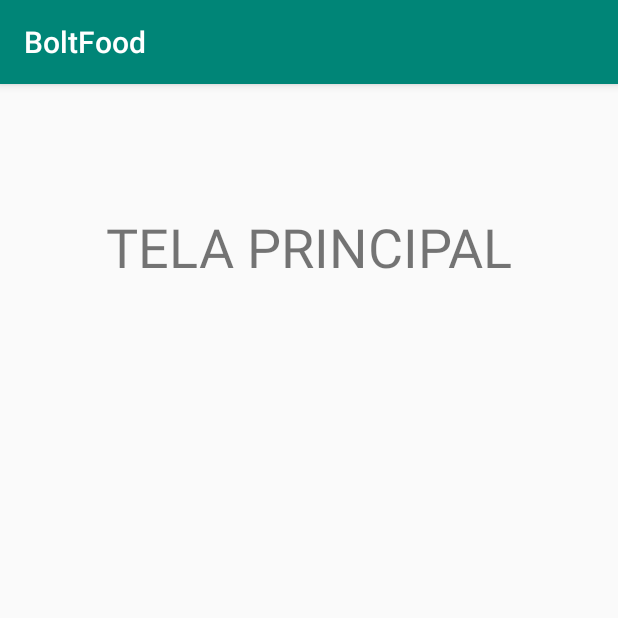
After one commit to BoltFood-Company/BoltFood-Client, an Android app: the principalActivity screen opened directly, with no data from a screen before it, on a phone screen of 412 x 824 dp, the top half of it. The commit adds this screen. Run offline under Robolectric (Android 15) with nearby library versions, the phone set to English and light mode, and no system bars.

Commit message:
insercao de tela de confirmacao de cadastro e acitivity principal

```diff
--- a/app/src/main/AndroidManifest.xml
+++ b/app/src/main/AndroidManifest.xml
@@ -9,7 +9,9 @@
         android:roundIcon="@mipmap/ic_launcher_round"
         android:supportsRtl="true"
         android:theme="@style/AppTheme">
-        <activity android:name=".view.CartaoActivity"></activity>
+        <activity android:name=".view.CartaoConfirmActivity"></activity>
+        <activity android:name=".view.principalActivity" />
+        <activity android:name=".view.CartaoActivity" />
         <activity android:name=".view.LoginActivity">
             <intent-filter>
                 <action android:name="android.intent.action.MAIN" />
--- a/app/src/main/java/br/com/app/client/boltfood/view/CartaoActivity.java
+++ b/app/src/main/java/br/com/app/client/boltfood/view/CartaoActivity.java
@@ -1,5 +1,6 @@
 package br.com.app.client.boltfood.view;
 
+import android.content.Intent;
 import android.support.v7.app.AppCompatActivity;
 import android.os.Bundle;
 import android.view.View;
@@ -71,6 +72,9 @@ public class CartaoActivity extends AppCompatActivity {
         cartaoController = new CartaoController();
         cartaoController.inserirCliente(cartao);
 
+        Intent intent = new Intent(getApplicationContext(), CartaoConfirmActivity.class);
+        startActivity(intent);
+
     }
 
     private boolean validaCampos(){
--- /dev/null
+++ b/app/src/main/java/br/com/app/client/boltfood/view/principalActivity.java
@@ -0,0 +1,15 @@
+package br.com.app.client.boltfood.view;
+
+import android.support.v7.app.AppCompatActivity;
+import android.os.Bundle;
+
+import br.com.app.client.boltfood.R;
+
+public class principalActivity extends AppCompatActivity {
+
+    @Override
+    protected void onCreate(Bundle savedInstanceState) {
+        super.onCreate(savedInstanceState);
+        setContentView(R.layout.activity_principal);
+    }
+}
--- /dev/null
+++ b/app/src/main/res/layout/activity_principal.xml
@@ -0,0 +1,19 @@
+<?xml version="1.0" encoding="utf-8"?>
+<android.support.constraint.ConstraintLayout xmlns:android="http://schemas.android.com/apk/res/android"
+    xmlns:app="http://schemas.android.com/apk/res-auto"
+    xmlns:tools="http://schemas.android.com/tools"
+    android:layout_width="match_parent"
+    android:layout_height="match_parent"
+    tools:context=".view.principalActivity">
+
+    <TextView
+        android:id="@+id/textView"
+        android:layout_width="wrap_content"
+        android:layout_height="wrap_content"
+        android:layout_marginTop="84dp"
+        android:text="TELA PRINCIPAL"
+        android:textSize="36sp"
+        app:layout_constraintEnd_toEndOf="parent"
+        app:layout_constraintStart_toStartOf="parent"
+        app:layout_constraintTop_toTopOf="parent" />
+</android.support.constraint.ConstraintLayout>
```
Also changed, not shown: app/src/main/java/br/com/app/client/boltfood/view/CartaoConfirmActivity.java (added, +30 -0 lines), app/src/main/res/layout/activity_cartao_confirm.xml (added, +35 -0 lines), app/src/main/res/layout/activity_cliente.xml (+4 -10 lines).
